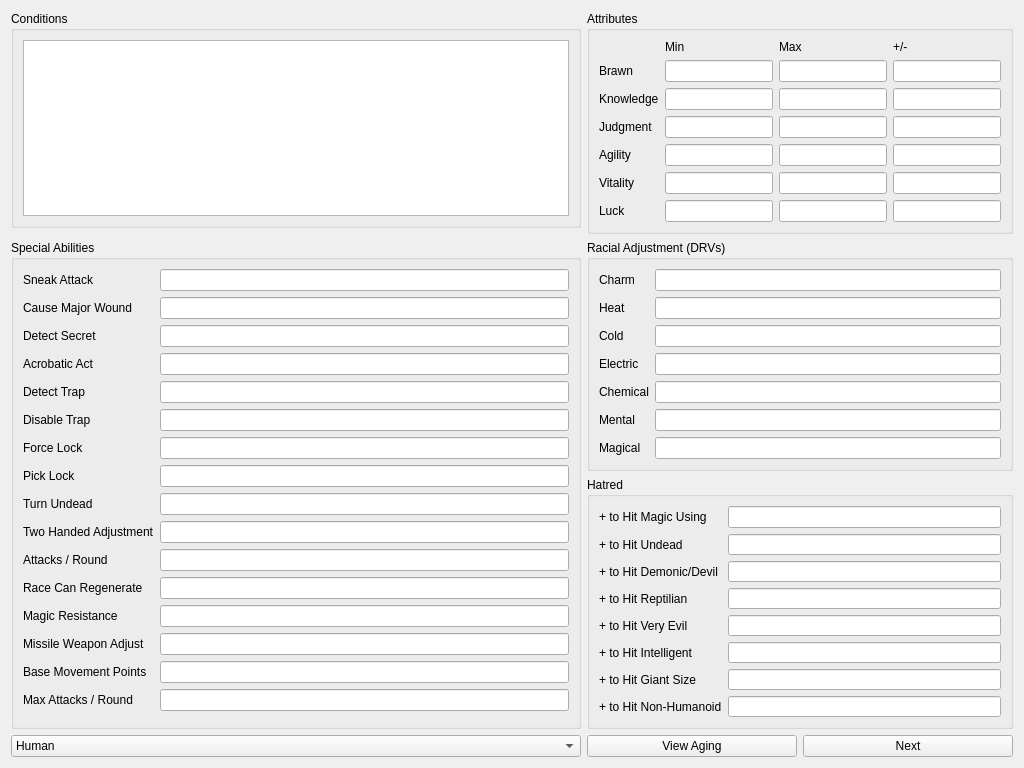
First picture: the form in CharacterEditor/racestatsview.ui, repository DrItanium/realmz_tools, before the edit.
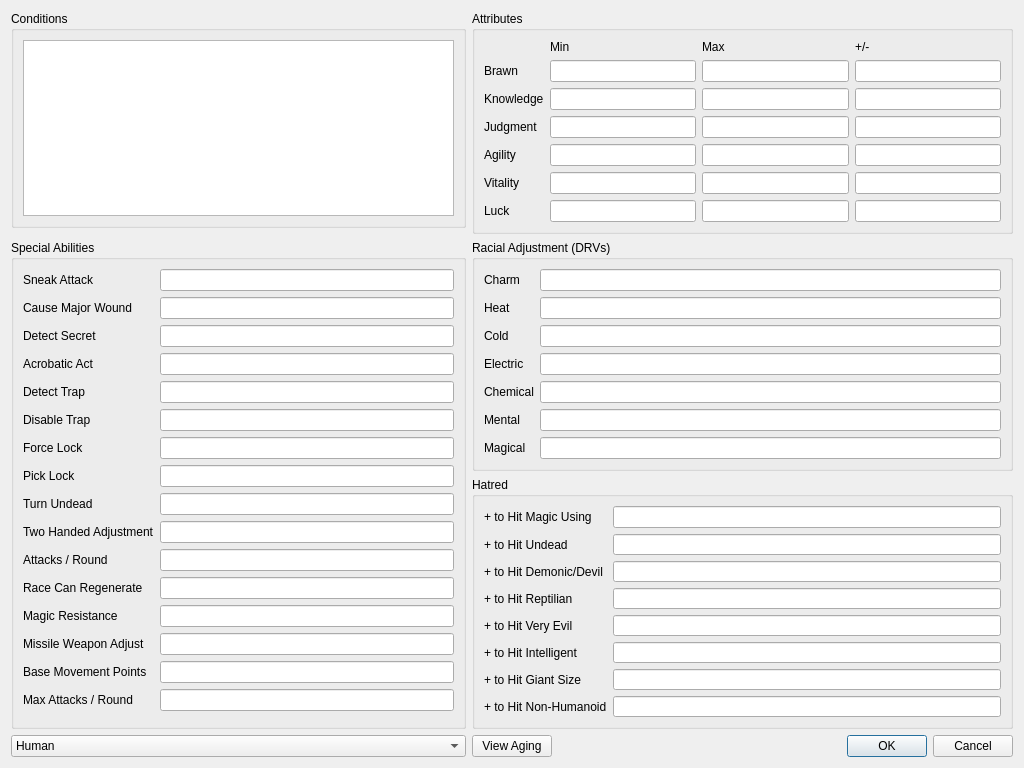
Second picture: the form after the edit.

```diff
--- a/CharacterEditor/racestatsview.ui
+++ b/CharacterEditor/racestatsview.ui
@@ -352,13 +352,6 @@
      </layout>
     </widget>
    </item>
-   <item row="4" column="2">
-    <widget class="QPushButton" name="nextButton">
-     <property name="text">
-      <string>Next</string>
-     </property>
-    </widget>
-   </item>
    <item row="0" column="0">
     <widget class="QGroupBox" name="conds">
      <property name="title">
@@ -804,6 +797,13 @@
      </layout>
     </widget>
    </item>
+   <item row="4" column="2">
+    <widget class="QDialogButtonBox" name="okayCancel">
+     <property name="standardButtons">
+      <set>QDialogButtonBox::Cancel|QDialogButtonBox::Ok</set>
+     </property>
+    </widget>
+   </item>
   </layout>
  </widget>
  <resources/>
```
